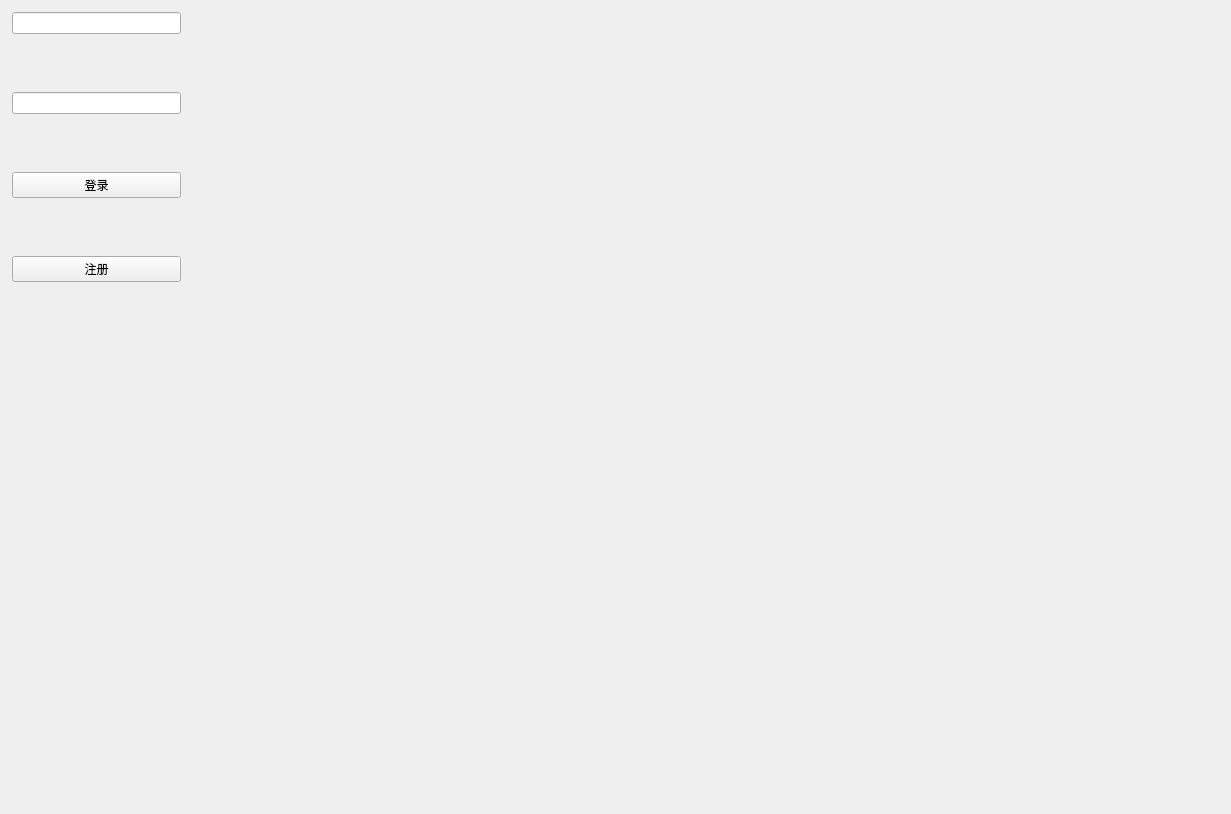
Before: the Qt Designer form MainWindow.ui in zyq0330/WeTalk-Client, drawn with Qt 5.
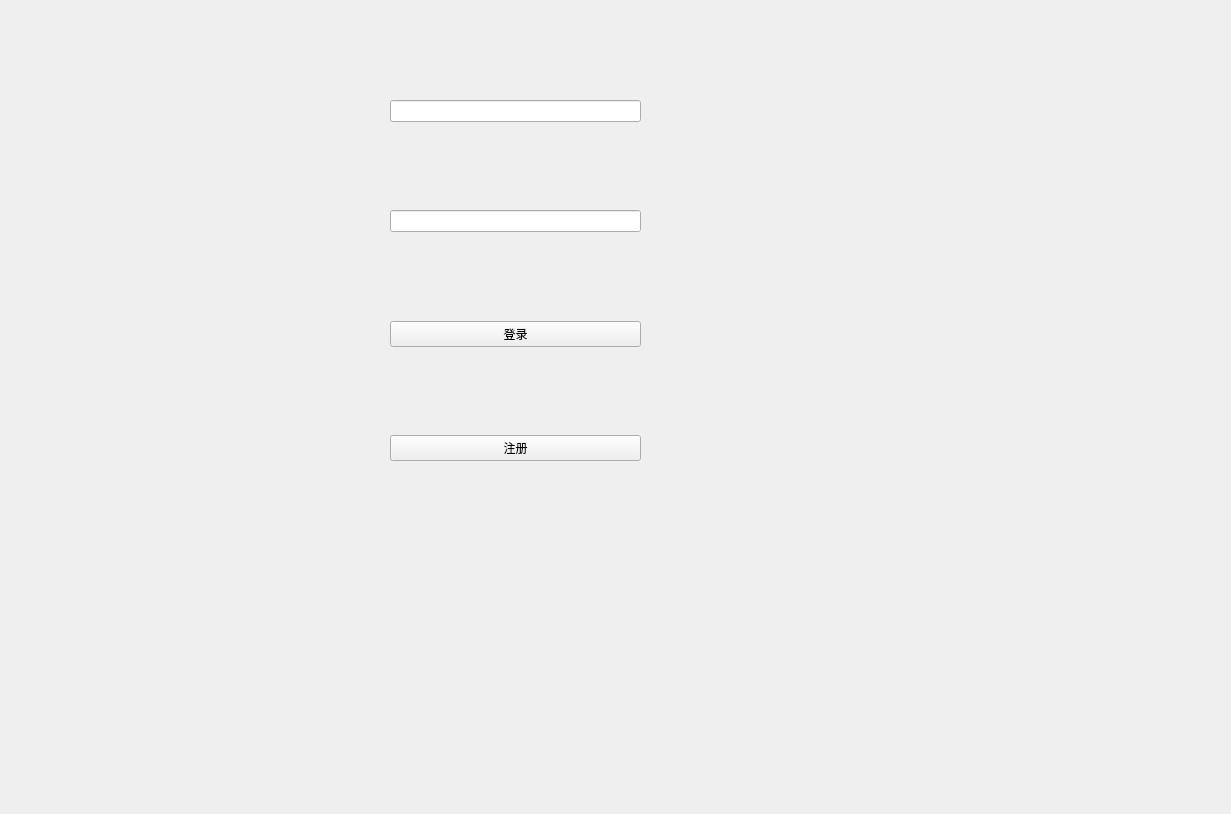
After: the same form once the commit is applied.

Patch:
```diff
--- a/MainWindow.ui
+++ b/MainWindow.ui
@@ -35,13 +35,13 @@
    <number>-1</number>
   </property>
   <widget class="QWidget" name="centralwidget">
-   <widget class="QWidget" name="">
+   <widget class="QWidget" name="layoutWidget">
     <property name="geometry">
      <rect>
-      <x>12</x>
-      <y>12</y>
-      <width>169</width>
-      <height>270</height>
+      <x>390</x>
+      <y>100</y>
+      <width>251</width>
+      <height>361</height>
      </rect>
     </property>
     <layout class="QVBoxLayout" name="verticalLayout">
```
